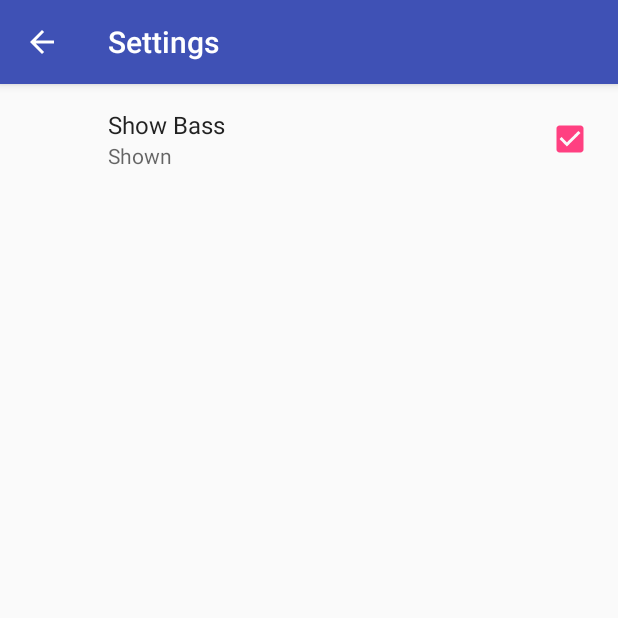
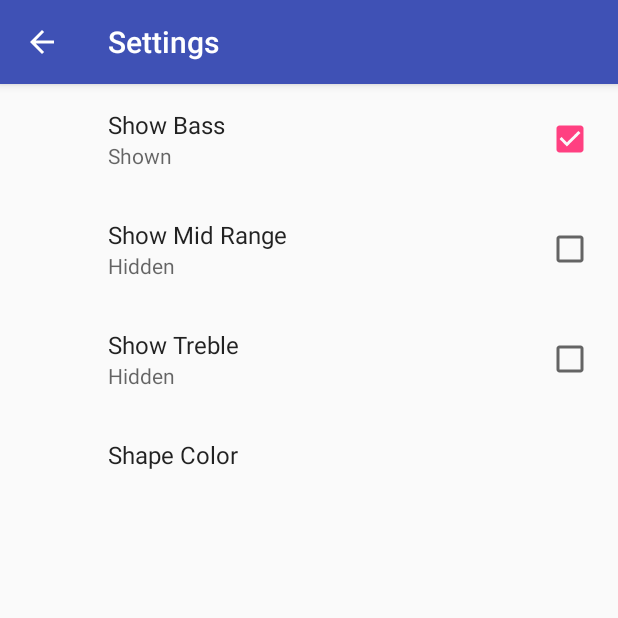
Before and after one commit to mrashidcit/firstMobileApp, an Android app: the screen it shows after launch (SettingsActivity), in the options menu, after a tap on "Settings", on a phone screen of 412 x 824 dp, the top half of it. Run offline under Robolectric (Android 15) with nearby library versions, the phone set to English and light mode, and no system bars; our stand-ins replace androidx.preference; 1 statement that could not run was skipped.

Commit message:
04-ListPreference completed

```diff
--- a/app/src/main/java/com/example/myfirstapp/VisualizerActivity.java
+++ b/app/src/main/java/com/example/myfirstapp/VisualizerActivity.java
@@ -5,6 +5,7 @@ import android.content.Intent;
 import android.content.SharedPreferences;
 import android.content.pm.PackageManager;
 import android.os.Build;
+import android.preference.PreferenceFragment;
 import android.support.annotation.NonNull;
 import android.support.v4.app.ActivityCompat;
 import android.support.v7.app.AppCompatActivity;
@@ -18,7 +19,8 @@ import android.widget.Toast;
 import com.example.myfirstapp.AudioVisuals.AudioInputReader;
 import com.example.myfirstapp.AudioVisuals.VisualizerView;
 
-public class VisualizerActivity extends AppCompatActivity {
+public class VisualizerActivity extends AppCompatActivity
+                                implements SharedPreferences.OnSharedPreferenceChangeListener {
 
     private static final int MY_PERMISSION_RECORD_AUDIO_REQUEST_CODE = 88;
     private VisualizerView mVisualizerView;
@@ -36,21 +38,60 @@ public class VisualizerActivity extends AppCompatActivity {
 
     }
 
+    @Override
+    protected void onDestroy() {
+        super.onDestroy();
+        // Unregister VisualizerActivity as an OnPreferenceChangedListener to avoid any memory leaks.
+        PreferenceManager.getDefaultSharedPreferences(this)
+                .unregisterOnSharedPreferenceChangeListener(this);
+    }
+
     // COMPLETED (1) Change the name of default setup to setupSharedPreferences
     private void setupSharedPreferences() {
         // Get all of the values from shared preferences to set it up
         // COMPLETED (2) Get a reference to the default shared preferences from the PreferenceManager class
         SharedPreferences sharedPreferences = PreferenceManager.getDefaultSharedPreferences(this);
         // COMPLETED (3) Get the value of the show_bass checkbox preference and use it to call setShowBass
-        mVisualizerView.setShowBass(sharedPreferences.getBoolean("show_bass", true));
-        mVisualizerView.setShowMid(true);
-        mVisualizerView.setShowTreble(true);
-        mVisualizerView.setMinSizeScale(1);
-        mVisualizerView.setColor(getString(R.string.pref_color_blue_value));
+        mVisualizerView.setShowBass(sharedPreferences.getBoolean( getString(R.string.pref_show_bass_key),
+                getResources().getBoolean(R.bool.pref_show_base_default)));
+        mVisualizerView.setShowMid(sharedPreferences.getBoolean( getString(R.string.pref_show_bass_key),
+                getResources().getBoolean(R.bool.pref_show_mid_range_default)) );
+        mVisualizerView.setShowTreble(sharedPreferences.getBoolean( getString(R.string.pref_show_treble_key),
+                getResources().getBoolean(R.bool.pref_show_treble_default)));
+        loadColorFromPreferences(sharedPreferences);
+
+        // COMPLETED (3) Register the listener
+        // Register the listener
+        sharedPreferences.registerOnSharedPreferenceChangeListener(this);
+
+    }
+
+    private void loadColorFromPreferences(SharedPreferences sharedPreferences) {
+        mVisualizerView.setColor(sharedPreferences.getString(getString(R.string.pref_color_key),
+                            getString(R.string.pref_color_red_value)));
+    }
+
+    // COMPLETED (2) Override the onSharedPreferenceChanged method and update the show bass preference
+    // Updates the screen if the shared preferences change. This method is required when you make a
+    // class implement OnSharedPreferenceChangedListener
+
+    @Override
+    public void onSharedPreferenceChanged(SharedPreferences sharedPreferences, String key) {
+        if (key.equals(getString(R.string.pref_show_bass_key))) {
+            mVisualizerView.setShowBass(sharedPreferences.getBoolean(key, getResources().getBoolean(R.bool.pref_show_base_default)  ));
+
+        } else if (key.equals(getString(R.string.pref_show_mid_range_key))) {
+            mVisualizerView.setShowMid(sharedPreferences.getBoolean(key, getResources().getBoolean(R.bool.pref_show_mid_range_default)));
+
+        } else if (key.equals(getString(R.string.pref_show_treble_key))) {
+            mVisualizerView.setShowTreble(sharedPreferences.getBoolean(key, getResources().getBoolean(R.bool.pref_show_treble_default)));
+        } else if (key.equals(getString(R.string.pref_color_key))) {
+            loadColorFromPreferences(sharedPreferences);
+        }
+
+    }
 
 
-
-    }
 
     private void defaultSetup() {
         mVisualizerView.setShowBass(true);
@@ -134,17 +175,4 @@ public class VisualizerActivity extends AppCompatActivity {
 
 
 
-
-
-
-
-
-
-
-
-
-
-
-
-
 }
--- /dev/null
+++ b/app/src/main/res/values/arrays.xml
@@ -0,0 +1,20 @@
+<?xml version="1.0" encoding="utf-8"?>
+<resources>
+    <!-- Label ordering must match values -->
+    <array name="pref_color_option_labels">
+        <item>@string/pref_color_red_label</item>
+        <item>@string/pref_color_blue_label</item>
+        <item>@string/pref_color_green_label</item>
+
+    </array>
+
+    <array name="pref_color_option_values">
+        <item>@string/pref_color_red_value</item>
+        <item>@string/pref_color_blue_value</item>
+        <item>@string/pref_color_green_value</item>
+
+    </array>
+
+
+
+</resources>
--- /dev/null
+++ b/app/src/main/res/values/bools.xml
@@ -0,0 +1,6 @@
+<?xml version="1.0" encoding="utf-8"?>
+<resources>
+    <bool name="pref_show_base_default">true</bool>
+    <bool name="pref_show_mid_range_default">false</bool>
+    <bool name="pref_show_treble_default">false</bool>
+</resources>
--- a/app/src/main/res/values/strings.xml
+++ b/app/src/main/res/values/strings.xml
@@ -13,6 +13,45 @@
           - Used by Preferences  -
           - - - - - - - - - - - - - - - -->
 
+    <!-- Label for the show bass checkbox preference -->
+    <string name="pref_show_bass_label">Show Bass</string>
+    <!-- Key name for storing bass in SharedPreferences -->
+    <string name="pref_show_bass_key" translatable="false">show_bass </string>
+
+    <!--Label for show mid range checkbox -->
+    <string name="pref_show_mid_range_label">Show Mid Range</string>
+
+    <!--key for show mid range checkbox -->
+    <string name="pref_show_mid_range_key">show_mid_range</string>
+
+    <!--Label for show mid range checkbox -->
+    <string name="pref_show_treble_label">Show Treble</string>
+
+    <!--key for show terble checkbox -->
+    <string name="pref_show_treble_key">show_treble</string>
+
+
+    <!-- Summary for Checkboxes -->
+    <string name="pref_show_true">Shown</string>
+    <string name="pref_show_false">Hidden</string>
+
+    <!-- COMPLETED (2) Add string values for the list preference -->
+    <!-- Label for the color preference -->
+    <string name="pref_color_label">Shape Color</string>
+
+    <!-- ************Labels for Colors************ -->
+    <!-- red -->
+    <string name="pref_color_red_label">Red</string>
+    <!-- blue -->
+    <string name="pref_color_blue_label">Blue</string>
+    <!-- green -->
+    <string name="pref_color_green_label">Green</string>
+
+
+    <!-- Key name for color preference in SharedPreferences -->
+    <string name="pref_color_key" translatable="false">color</string>
+
+
     <!-- Value in SharedPreferences for red color option -->
     <string name="pref_color_red_value" translatable="false">red</string>
 
--- a/app/src/main/res/xml/pref_visualizer.xml
+++ b/app/src/main/res/xml/pref_visualizer.xml
@@ -1,12 +1,41 @@
 <?xml version="1.0" encoding="utf-8"?>
-<PreferenceScreen xmlns:android="http://schemas.android.com/apk/res/android">
+<PreferenceScreen xmlns:android="http://schemas.android.com/apk/res/android"
+    xmlns:app="http://schemas.android.com/apk/res-auto">
 
     <CheckBoxPreference
-        android:defaultValue="true"
-        android:key="show_bass"
-        android:summaryOff="Hidden"
-        android:summaryOn="Shown"
-        android:title="Show Bass"
+        android:defaultValue="@bool/pref_show_base_default"
+        app:key="@string/pref_show_bass_key"
+        android:summaryOff="@string/pref_show_false"
+        android:summaryOn="@string/pref_show_true"
+        android:title="@string/pref_show_bass_label"
         />
 
+    <CheckBoxPreference
+        android:defaultValue="@bool/pref_show_mid_range_default"
+        app:key="@string/pref_show_mid_range_key"
+        android:summaryOff="@string/pref_show_false"
+        android:summaryOn="@string/pref_show_true"
+        android:title="@string/pref_show_mid_range_label"
+        />
+
+    <CheckBoxPreference
+        android:defaultValue="@bool/pref_show_treble_default"
+        app:key="@string/pref_show_treble_key"
+        android:summaryOff="@string/pref_show_false"
+        android:summaryOn="@string/pref_show_true"
+        android:title="@string/pref_show_treble_label"
+        />
+
+    <!-- Add a list preference -->
+    <ListPreference
+        android:defaultValue="@string/pref_color_red_value"
+        android:entries="@array/pref_color_option_labels"
+        android:entryValues="@array/pref_color_option_values"
+        android:key="@string/pref_color_key"
+        android:title="@string/pref_color_label"
+
+        />
+
+
+
 </PreferenceScreen>
```
